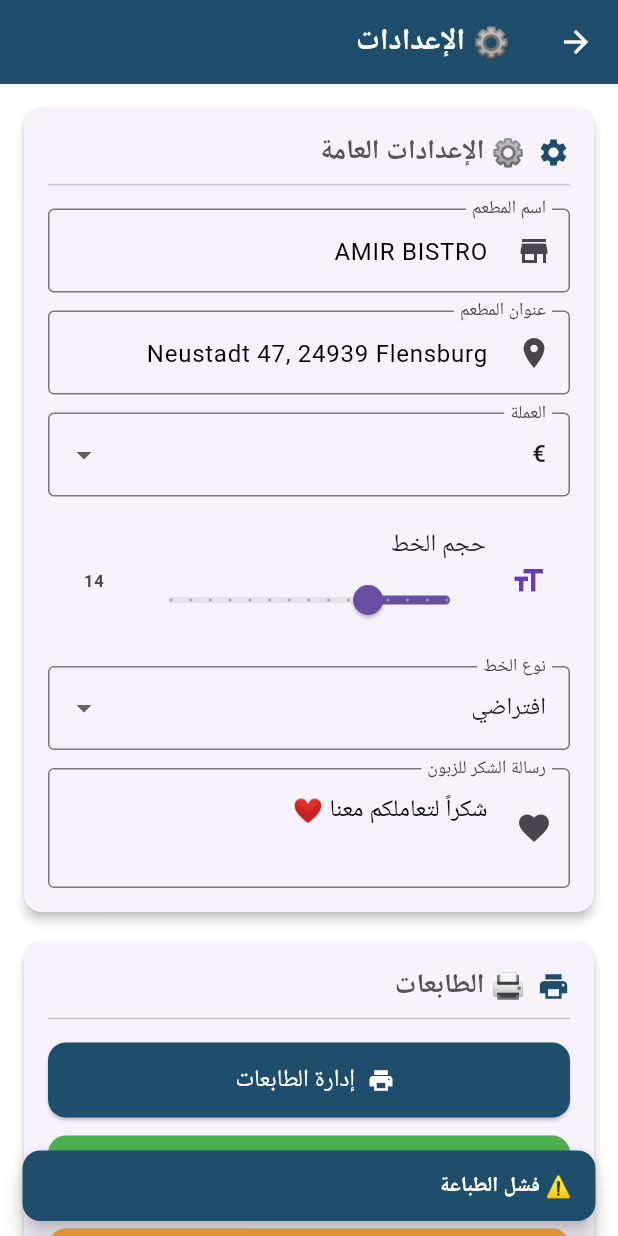
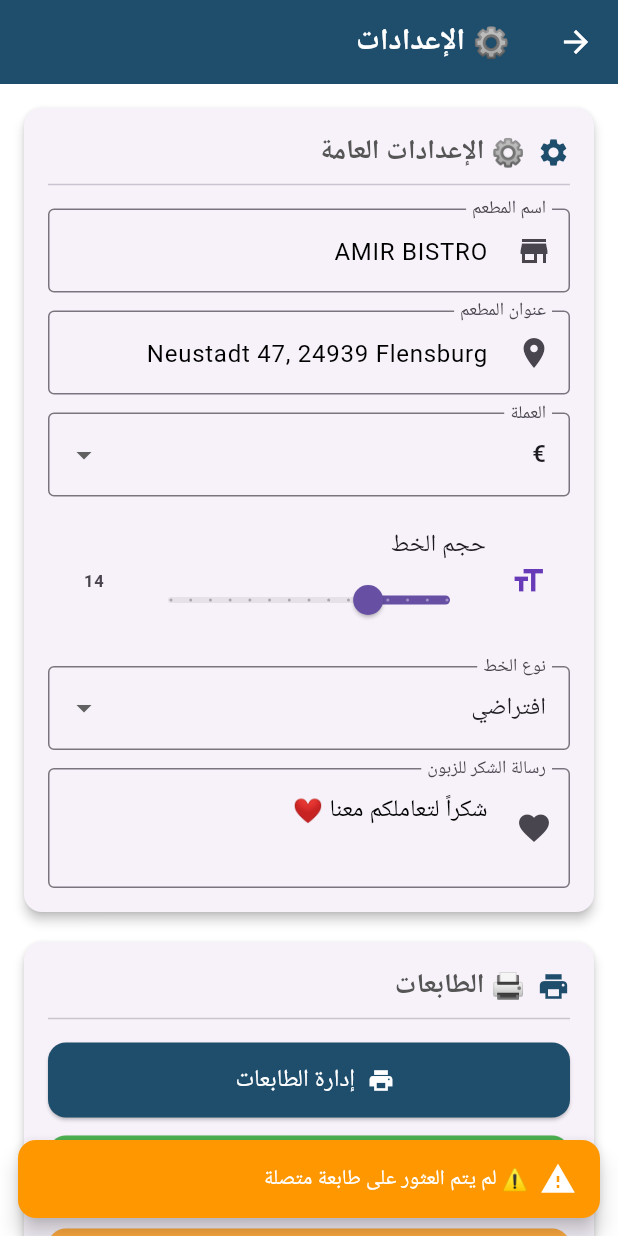
Before and after one commit to Heleconnect/amir_bistro_orders, a Flutter app: the SettingsScreen screen opened by its route, after a tap on "تجربة الطابعة", on a phone screen of 412 x 824 dp. Run offline on Flutter 3.47's test engine with Material 3 defaults, Android fonts, the phone set to English and light mode, and no system bars; our stand-ins replace cloud_firestore, firebase_core, pdf, permission_handler, printing, shared_preferences and 1 more; missing offline and left inert: blue_thermal_printer; accounts and stored records are empty; Roboto replaces fonts that are missing (Cairo).

```diff
--- a/lib/models/item.dart
+++ b/lib/models/item.dart
@@ -49,9 +49,8 @@ class Item {
     );
   }
 
-  // ✅ عرض السعر بالعملة
-  String formattedPrice(String currency) =>
-      "${price.toStringAsFixed(2)} $currency";
+  // ✅ عرض السعر باليورو مباشرة
+  String get formattedPrice => "${price.toStringAsFixed(2)} €";
 
   @override
   String toString() =>
--- a/lib/models/order.dart
+++ b/lib/models/order.dart
@@ -10,6 +10,19 @@ class OrderItem {
     required this.quantity,
     List<String>? notes,
   }) : notes = notes ?? [];
+
+  /// ✅ دالة copyWith للتعديل السريع
+  OrderItem copyWith({
+    Item? item,
+    int? quantity,
+    List<String>? notes,
+  }) {
+    return OrderItem(
+      item: item ?? this.item,
+      quantity: quantity ?? this.quantity,
+      notes: notes ?? this.notes,
+    );
+  }
 
   Map<String, dynamic> toJson() => {
         'item': item.toJson(),
@@ -30,6 +43,7 @@ class OrderItem {
 
 class Order {
   int? id; // SQLite AUTO INCREMENT
+  int number; // ✅ رقم الطلب (قابل للتغيير)
   List<OrderItem> items;
   double total;
   bool done;
@@ -37,16 +51,17 @@ class Order {
 
   Order({
     this.id,
+    this.number = 0, // افتراضي صفر
     required this.items,
     required this.total,
     this.done = false,
     required this.createdAt,
   });
 
-  int get number => id ?? 0;
-
   // ✅ SQLite
   Map<String, dynamic> toMap() => {
+        'id': id,
+        'number': number,
         'total': total,
         'done': done ? 1 : 0,
         'createdAt': createdAt.toIso8601String(),
@@ -55,6 +70,7 @@ class Order {
   factory Order.fromMap(Map<String, dynamic> map, List<OrderItem> items) {
     return Order(
       id: map['id'] as int?,
+      number: map['number'] ?? 0,
       total: (map['total'] ?? 0).toDouble(),
       done: (map['done'] ?? 0) == 1,
       items: items,
@@ -75,6 +91,7 @@ class Order {
   factory Order.fromJson(Map<String, dynamic> json) {
     return Order(
       id: json['id'] as int?,
+      number: json['number'] ?? 0,
       total: (json['total'] is num) ? (json['total'] as num).toDouble() : 0.0,
       done: json['done'] ?? false,
       createdAt: DateTime.tryParse(json['createdAt'] ?? '') ?? DateTime.now(),
--- a/lib/screens/items_screen.dart
+++ b/lib/screens/items_screen.dart
@@ -217,8 +217,7 @@ class _ItemsScreenState extends State<ItemsScreen> {
                         ...items.map((item) {
                           return ListTile(
                             title: Text(item.name),
-                      subtitle:
-                      Text(item.formattedPrice(settings.currency)),
+                            subtitle: Text(item.formattedPrice),
                             trailing: Row(
                               mainAxisSize: MainAxisSize.min,
                               children: [
@@ -242,8 +241,7 @@ class _ItemsScreenState extends State<ItemsScreen> {
                           );
                         }),
                         ListTile(
-                    leading:
-                    const Icon(Icons.add, color: Colors.blue),
+                          leading: const Icon(Icons.add, color: Colors.blue),
                           title: const Text("إضافة صنف جديد"),
                           onTap: () => _showItemDialog(
                             categoryId: category.id,
--- a/lib/screens/settings_screen.dart
+++ b/lib/screens/settings_screen.dart
@@ -3,6 +3,7 @@ import 'package:flutter/material.dart';
 import 'package:provider/provider.dart';
 
 import '../providers/settings_provider.dart';
+import '../utils/ui_helpers.dart';
 import 'connect_printer_screen.dart';
 import 'invoice_design_screen.dart';
 
@@ -40,19 +41,12 @@ class _SettingsScreenState extends State<SettingsScreen> {
     super.dispose();
   }
 
-  void _showSnack(BuildContext context, String msg, {bool error = false}) {
-    ScaffoldMessenger.of(context).showSnackBar(
-      SnackBar(
-        content: Text(
-          msg,
-          style: const TextStyle(fontWeight: FontWeight.bold),
-        ),
-        backgroundColor: error ? Colors.red : Theme.of(context).primaryColor,
-        behavior: SnackBarBehavior.floating,
-      ),
-    );
+  /// 📌 دالة لإغلاق الكيبورد
+  void _closeKeyboard(BuildContext context) {
+    FocusScope.of(context).unfocus();
   }
 
+  /// 🔹 كارد قسم الإعدادات
   Widget _buildSection({
     required IconData icon,
     required String title,
@@ -87,6 +81,35 @@ class _SettingsScreenState extends State<SettingsScreen> {
     );
   }
 
+  /// 🔹 زر موحد بحجم كامل
+  Widget buildFullButton({
+    required VoidCallback onPressed,
+    required IconData icon,
+    required String label,
+    Color? color,
+    bool outlined = false,
+  }) {
+    if (outlined) {
+      return OutlinedButton.icon(
+        onPressed: onPressed,
+        icon: Icon(icon),
+        label: Text(label),
+        style: OutlinedButton.styleFrom(
+          minimumSize: const Size(double.infinity, 50),
+        ),
+      );
+    }
+    return ElevatedButton.icon(
+      onPressed: onPressed,
+      icon: Icon(icon),
+      label: Text(label),
+      style: ElevatedButton.styleFrom(
+        backgroundColor: color,
+        minimumSize: const Size(double.infinity, 50),
+      ),
+    );
+  }
+
   @override
   Widget build(BuildContext context) {
     final settings = Provider.of<SettingsProvider>(context);
@@ -107,7 +130,10 @@ class _SettingsScreenState extends State<SettingsScreen> {
                   border: OutlineInputBorder(),
                   prefixIcon: Icon(Icons.store),
                 ),
-                onChanged: settings.setRestaurantName,
+                onChanged: (val) {
+                  settings.setRestaurantName(val);
+                  _closeKeyboard(context);
+                },
               ),
               const SizedBox(height: 12),
               TextField(
@@ -117,7 +143,10 @@ class _SettingsScreenState extends State<SettingsScreen> {
                   border: OutlineInputBorder(),
                   prefixIcon: Icon(Icons.location_on),
                 ),
-                onChanged: settings.setRestaurantAddress,
+                onChanged: (val) {
+                  settings.setRestaurantAddress(val);
+                  _closeKeyboard(context);
+                },
               ),
               const SizedBox(height: 12),
               DropdownButtonFormField<String>(
@@ -132,7 +161,8 @@ class _SettingsScreenState extends State<SettingsScreen> {
                 onChanged: (val) {
                   if (val != null) {
                     settings.setCurrency(val);
-                    _showSnack(context, "تم تغيير العملة إلى $val ✅");
+                    _closeKeyboard(context);
+                    UiHelper.showSnackBar(context, "تم تغيير العملة إلى $val ✅");
                   }
                 },
               ),
@@ -170,7 +200,8 @@ class _SettingsScreenState extends State<SettingsScreen> {
                 onChanged: (val) {
                   if (val != null) {
                     settings.setFontFamily(val);
-                    _showSnack(context, "تم تغيير الخط ✅");
+                    _closeKeyboard(context);
+                    UiHelper.showSnackBar(context, "تم تغيير الخط ✅");
                   }
                 },
               ),
@@ -183,48 +214,59 @@ class _SettingsScreenState extends State<SettingsScreen> {
                   prefixIcon: Icon(Icons.favorite),
                 ),
                 maxLines: 2,
-                onChanged: settings.setThankYouMessage,
+                onChanged: (val) {
+                  settings.setThankYouMessage(val);
+                  _closeKeyboard(context);
+                },
               ),
             ]),
 
             // 🖨️ الطابعات
             _buildSection(icon: Icons.print, title: "🖨️ الطابعات", children: [
-              ElevatedButton.icon(
+              buildFullButton(
                 onPressed: () {
                   Navigator.pushNamed(context, ConnectPrinterScreen.routeName);
                 },
-                icon: const Icon(Icons.print),
-                label: const Text("إدارة الطابعات"),
-                style: ElevatedButton.styleFrom(
-                  minimumSize: const Size(double.infinity, 50),
-                ),
+                icon: Icons.print,
+                label: "إدارة الطابعات",
               ),
               const SizedBox(height: 12),
-              ElevatedButton.icon(
+              buildFullButton(
                 onPressed: () async {
                   final success = await settings.printTestPage();
-                  _showSnack(context,
-                      success ? "✅ تمت طباعة صفحة اختبار" : "⚠️ فشل الطباعة");
+                  _closeKeyboard(context);
+                  if (!success) {
+                    UiHelper.showSnackBar(
+                      context,
+                      "⚠️ لم يتم العثور على طابعة متصلة",
+                      warning: true,
+                    );
+                  } else {
+                    UiHelper.showSnackBar(context, "✅ تمت طباعة صفحة اختبار");
+                  }
                 },
-                icon: const Icon(Icons.print_outlined),
-                label: const Text("تجربة الطابعة"),
-                style: ElevatedButton.styleFrom(
-                  backgroundColor: Colors.green,
-                  minimumSize: const Size(double.infinity, 50),
-                ),
+                icon: Icons.print_outlined,
+                label: "تجربة الطابعة",
+                color: Colors.green,
               ),
               const SizedBox(height: 12),
-              ElevatedButton.icon(
-                onPressed: () {
+              buildFullButton(
+                onPressed: () async {
+                  final confirm = await UiHelper.showConfirmDialog(
+                    context,
+                    title: "تأكيد العملية",
+                    message: "هل تريد تصفير الطابعات؟",
+                    isDestructive: true,
+                  );
+                  if (confirm == true) {
                     settings.resetPrinters();
-                  _showSnack(context, "🖨️ تم مسح إعدادات الطابعات");
+                    _closeKeyboard(context);
+                    UiHelper.showSnackBar(context, "🖨️ تم مسح إعدادات الطابعات");
+                  }
                 },
-                icon: const Icon(Icons.clear_all),
-                label: const Text("تصفير الطابعات"),
-                style: ElevatedButton.styleFrom(
-                  backgroundColor: Colors.orangeAccent,
-                  minimumSize: const Size(double.infinity, 50),
-                ),
+                icon: Icons.clear_all,
+                label: "تصفير الطابعات",
+                color: Colors.orangeAccent,
               ),
             ]),
 
@@ -233,15 +275,12 @@ class _SettingsScreenState extends State<SettingsScreen> {
               icon: Icons.receipt_long,
               title: "🧾 تصميم الفاتورة",
               children: [
-                ElevatedButton.icon(
+                buildFullButton(
                   onPressed: () {
                     Navigator.pushNamed(context, InvoiceDesignScreen.routeName);
                   },
-                  icon: const Icon(Icons.receipt_long),
-                  label: const Text("تخصيص تصميم الفاتورة"),
-                  style: ElevatedButton.styleFrom(
-                    minimumSize: const Size(double.infinity, 50),
-                  ),
+                  icon: Icons.receipt_long,
+                  label: "تخصيص تصميم الفاتورة",
                 ),
               ],
             ),
@@ -254,29 +293,46 @@ class _SettingsScreenState extends State<SettingsScreen> {
                 value: settings.completedEnabled,
                 onChanged: (val) {
                   settings.setCompletedEnabled(val);
-                  _showSnack(context,
-                      val ? "✅ تم تفعيل خيار منجز" : "⛔️ تم إلغاء خيار منجز");
+                  _closeKeyboard(context);
+                  UiHelper.showSnackBar(
+                    context,
+                    val ? "✅ تم تفعيل خيار منجز" : "⛔️ تم إلغاء خيار منجز",
+                    warning: !val,
+                  );
                 },
               ),
               const SizedBox(height: 12),
-              ElevatedButton.icon(
-                onPressed: () {
+              buildFullButton(
+                onPressed: () async {
+                  final confirm = await UiHelper.showConfirmDialog(
+                    context,
+                    title: "تأكيد العملية",
+                    message: "هل تريد تصفير عداد الطلبات؟",
+                    isDestructive: true,
+                  );
+                  if (confirm == true) {
                     settings.resetOrderCounter();
-                  _showSnack(context, "✅ تم تصفير عداد الطلبات");
+                    _closeKeyboard(context);
+                    UiHelper.showSnackBar(context, "✅ تم تصفير عداد الطلبات");
+                  }
                 },
-                icon: const Icon(Icons.refresh),
-                label: const Text("تصفير عداد الطلبات"),
-                style: ElevatedButton.styleFrom(
-                  backgroundColor: Colors.redAccent,
-                  minimumSize: const Size(double.infinity, 50),
-                ),
+                icon: Icons.refresh,
+                label: "تصفير عداد الطلبات",
+                color: Colors.redAccent,
               ),
             ]),
 
             // 🔄 إعادة ضبط
             _buildSection(icon: Icons.restore, title: "🔄 إعادة ضبط", children: [
-              OutlinedButton.icon(
-                onPressed: () {
+              buildFullButton(
+                onPressed: () async {
+                  final confirm = await UiHelper.showConfirmDialog(
+                    context,
+                    title: "تأكيد العملية",
+                    message: "هل تريد إعادة الإعدادات الافتراضية؟",
+                    isDestructive: true,
+                  );
+                  if (confirm == true) {
                     settings.resetToDefaults();
                     setState(() {
                       _restaurantNameController.text = settings.restaurantName;
@@ -284,13 +340,14 @@ class _SettingsScreenState extends State<SettingsScreen> {
                           settings.restaurantAddress;
                       _thankYouController.text = settings.thankYouMessage;
                     });
-                  _showSnack(context, "تمت إعادة الإعدادات الافتراضية ✅");
+                    _closeKeyboard(context);
+                    UiHelper.showSnackBar(
+                        context, "تمت إعادة الإعدادات الافتراضية ✅");
+                  }
                 },
-                icon: const Icon(Icons.restore),
-                label: const Text("إعادة الإعدادات الافتراضية"),
-                style: OutlinedButton.styleFrom(
-                  minimumSize: const Size(double.infinity, 50),
-                ),
+                icon: Icons.restore,
+                label: "إعادة الإعدادات الافتراضية",
+                outlined: true,
               ),
             ]),
           ],
--- a/lib/utils/ui_helpers.dart
+++ b/lib/utils/ui_helpers.dart
@@ -1,12 +1,14 @@
 import 'package:flutter/material.dart';
 
 class UiHelper {
-  /// 🎨 Snackbar موحّد (نجاح / خطأ / تحذير)
+  /// 🎨 Snackbar موحّد (نجاح / خطأ / تحذير + أيقونة + Action)
   static void showSnackBar(
     BuildContext context,
     String message, {
     bool error = false,
     bool warning = false,
+    String? actionLabel,
+    VoidCallback? onAction,
   }) {
     final color = error
         ? Colors.red
@@ -14,16 +16,37 @@ class UiHelper {
             ? Colors.orange
             : Colors.green;
 
+    final icon = error
+        ? Icons.error
+        : warning
+            ? Icons.warning
+            : Icons.check_circle;
+
     ScaffoldMessenger.of(context).showSnackBar(
       SnackBar(
-        content: Text(
+        content: Row(
+          children: [
+            Icon(icon, color: Colors.white),
+            const SizedBox(width: 8),
+            Expanded(
+              child: Text(
                 message,
                 style: const TextStyle(color: Colors.white, fontSize: 14),
+              ),
+            ),
+          ],
         ),
         backgroundColor: color,
         behavior: SnackBarBehavior.floating,
         margin: const EdgeInsets.all(12),
         shape: RoundedRectangleBorder(borderRadius: BorderRadius.circular(12)),
+        action: (actionLabel != null && onAction != null)
+            ? SnackBarAction(
+                label: actionLabel,
+                textColor: Colors.white,
+                onPressed: onAction,
+              )
+            : null,
       ),
     );
   }
@@ -66,13 +89,21 @@ class UiHelper {
     );
   }
 
-  /// ⏳ Loader موحّد
-  static Widget buildLoader({String? text}) {
+  /// ⏳ Loader موحّد مع خيارات إضافية
+  static Widget buildLoader({
+    String? text,
+    Color color = Colors.blue,
+    double size = 40,
+  }) {
     return Center(
       child: Column(
         mainAxisSize: MainAxisSize.min,
         children: [
-          const CircularProgressIndicator(),
+          SizedBox(
+            width: size,
+            height: size,
+            child: CircularProgressIndicator(color: color),
+          ),
           if (text != null) ...[
             const SizedBox(height: 12),
             Text(
```
Also changed, not shown: lib/providers/settings_provider.dart (+21 -7 lines), lib/screens/add_order_search_screen_animated.dart (+13 -9 lines), lib/screens/categories_items_screen.dart (+50 -24 lines), lib/services/db_helper.dart (+25 -8 lines), lib/services/printing_service.dart (+46 -41 lines), lib/utils/permissions_helper.dart (+64 -14 lines), pubspec.yaml (+13 -17 lines), 1 other file. Lines whose indentation alone changed are shown as unchanged.
